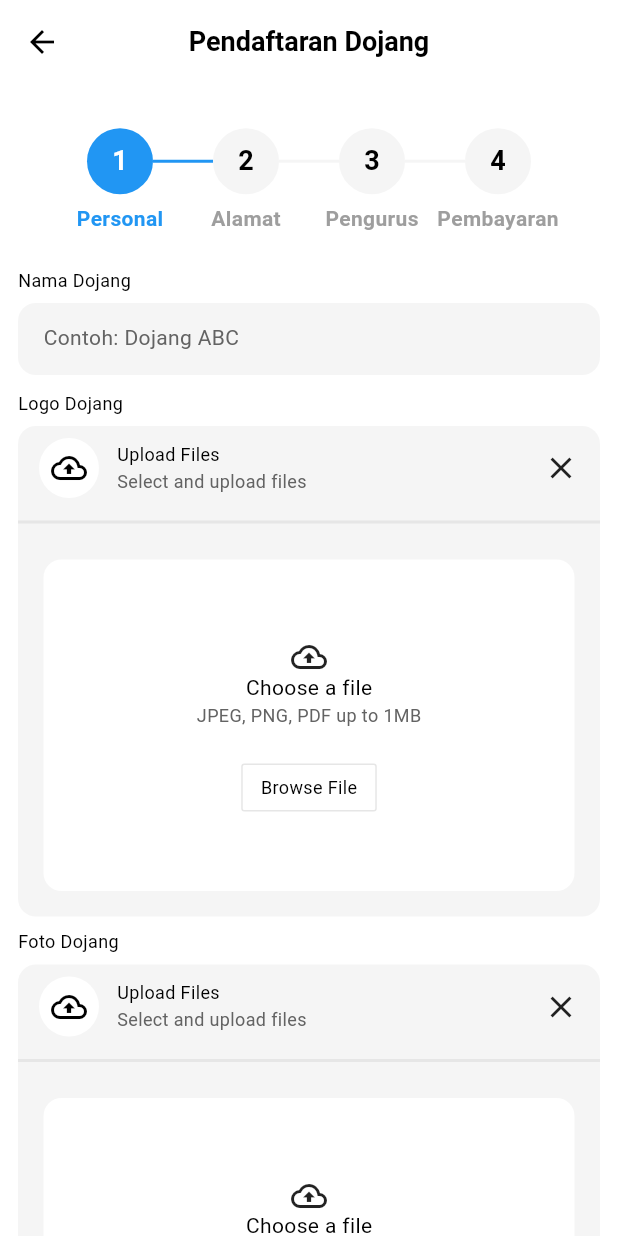
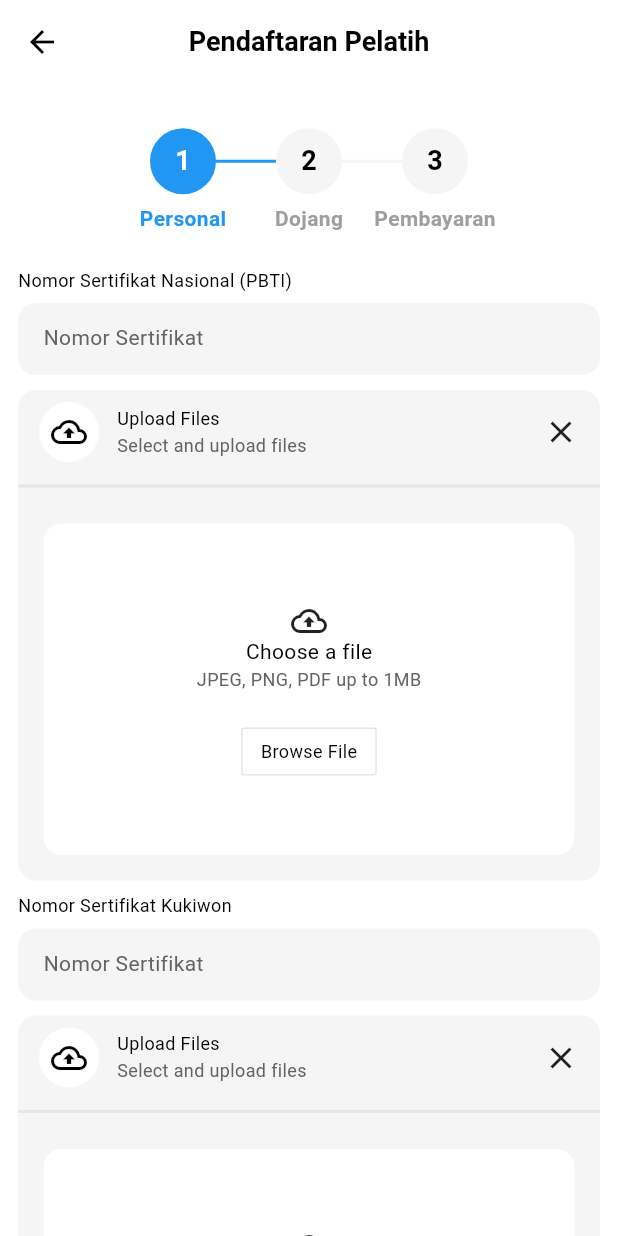
Before and after one commit to gigihiski/taekwondo-indonesia, a Flutter app: the RegistrationMenuPage screen opened directly, after a tap on "Pendaftaran Pelatih", on a phone screen of 412 x 824 dp. Run offline on Flutter 3.47's test engine with Material 3 defaults, Android fonts, the phone set to English and light mode, and no system bars; drawn by our look-alikes of easy_stepper; our stand-ins replace cached_network_image, device_info_plus, firebase_core, firebase_crashlytics, flutter_bloc, flutter_html and 11 more; missing offline and left inert: flutter_inappwebview, form_validation; accounts and stored records are empty; Roboto replaces fonts that are missing (PlusJakartaSans, SourGummy).

Commit message:
💄 trainer registration design

```diff
--- a/lib/features/registration/modules/registration-menu/views/registration_menu_view.dart
+++ b/lib/features/registration/modules/registration-menu/views/registration_menu_view.dart
@@ -3,6 +3,7 @@ import 'package:taekwondo/core/components/app_navigator.dart';
 import 'package:taekwondo/core/components/app_text.dart';
 import 'package:taekwondo/features/registration/modules/athlete-registration/views/athlete_registration_page.dart';
 import 'package:taekwondo/features/registration/modules/dojang-registration/views/dojang_registration_page.dart';
+import 'package:taekwondo/features/registration/modules/trainer-registration/views/trainer_registration_page.dart';
 
 class RegistrationMenuView extends StatefulWidget {
   const RegistrationMenuView({super.key});
@@ -47,8 +48,8 @@ class RegistrationMenuViewState extends State<RegistrationMenuView> {
         menu(Icon(Icons.menu), "Pendaftaran Pelatih", () {
           AppNavigator(
             context: context,
-            page: DojangRegistrationPage(),
-            route: DojangRegistrationPage.routeSettings,
+            page: TrainerRegistrationPage(),
+            route: TrainerRegistrationPage.routeSettings,
           ).push();
         }),
         menu(Icon(Icons.menu), "Pendaftaran Pengurus", () {
--- /dev/null
+++ b/lib/features/registration/modules/trainer-registration/logics/trainer_registration_cubit.dart
@@ -0,0 +1,29 @@
+import 'package:flutter_bloc/flutter_bloc.dart';
+import 'package:taekwondo/core/utils/exceptions/app_exception.dart';
+
+part 'trainer_registration_state.dart';
+
+class TrainerRegistrationCubit extends Cubit<TrainerRegistrationState> {
+  TrainerRegistrationCubit() : super(TrainerRegistrationState.initial());
+
+  Future<void> init() async {
+    try {
+      emit(state.copyWith(status: TrainerRegistrationStatus.loading));
+      emit(state.copyWith(status: TrainerRegistrationStatus.loaded));
+    } on AppException catch (e) {
+      emit(
+        state.copyWith(
+          status: TrainerRegistrationStatus.error,
+          errorMessage: e.message.toString(),
+        ),
+      );
+    } catch (e) {
+      emit(
+        state.copyWith(
+          status: TrainerRegistrationStatus.error,
+          errorMessage: e.toString(),
+        ),
+      );
+    }
+  }
+}
--- /dev/null
+++ b/lib/features/registration/modules/trainer-registration/logics/trainer_registration_state.dart
@@ -0,0 +1,36 @@
+part of 'trainer_registration_cubit.dart';
+
+enum TrainerRegistrationStatus {
+  initial,
+  loading,
+  loaded,
+  error,
+  unAuthenticated,
+}
+
+class TrainerRegistrationState {
+  const TrainerRegistrationState({
+    required this.status,
+    required this.errorMessage,
+  });
+
+  final TrainerRegistrationStatus status;
+  final String errorMessage;
+
+  factory TrainerRegistrationState.initial() {
+    return TrainerRegistrationState(
+      status: TrainerRegistrationStatus.initial,
+      errorMessage: "Unknown - Default",
+    );
+  }
+
+  TrainerRegistrationState copyWith({
+    TrainerRegistrationStatus? status,
+    String? errorMessage,
+  }) {
+    return TrainerRegistrationState(
+      status: status ?? this.status,
+      errorMessage: errorMessage ?? this.errorMessage,
+    );
+  }
+}
--- /dev/null
+++ b/lib/features/registration/modules/trainer-registration/views/components/trainer_address.dart
@@ -0,0 +1,33 @@
+import 'package:flutter/material.dart';
+import 'package:taekwondo/core/components/app_dropdown.dart';
+import 'package:taekwondo/core/components/app_text.dart';
+
+class TrainerAddress extends StatelessWidget {
+  const TrainerAddress({super.key});
+
+  @override
+  Widget build(BuildContext context) {
+    return Column(
+      crossAxisAlignment: CrossAxisAlignment.start,
+      children: [
+        AppTextCaptionSemiBold(text: "Nama Dojang"),
+        SizedBox(height: 8),
+        AppDropDown(
+          title: "Dojang",
+          hint: "Pilih Dojang",
+          options: [],
+          onChanged: (index) {},
+        ),
+        SizedBox(height: 10),
+        AppTextCaptionSemiBold(text: "Nama Master"),
+        SizedBox(height: 8),
+        AppDropDown(
+          title: "Master",
+          hint: "Pilih Master",
+          options: [],
+          onChanged: (index) {},
+        ),
+      ],
+    );
+  }
+}
--- /dev/null
+++ b/lib/features/registration/modules/trainer-registration/views/components/trainer_personal.dart
@@ -0,0 +1,60 @@
+import 'package:flutter/material.dart';
+import 'package:taekwondo/core/components/app_image_picker.dart';
+import 'package:taekwondo/core/components/app_text.dart';
+import 'package:taekwondo/core/components/app_text_field.dart';
+
+class TrainerPersonal extends StatelessWidget {
+  const TrainerPersonal({super.key});
+
+  @override
+  Widget build(BuildContext context) {
+    return Column(
+      crossAxisAlignment: CrossAxisAlignment.start,
+      children: [
+        AppTextCaptionSemiBold(text: "Nomor Sertifikat Nasional (PBTI)"),
+        SizedBox(height: 8),
+        AppTextField(hint: "Nomor Sertifikat"),
+        SizedBox(height: 8),
+        AppImagePicker(onChanged: (file) {}),
+        SizedBox(height: 10),
+        AppTextCaptionSemiBold(text: "Nomor Sertifikat Kukiwon"),
+        SizedBox(height: 8),
+        AppTextField(hint: "Nomor Sertifikat"),
+        SizedBox(height: 8),
+        AppImagePicker(onChanged: (file) {}),
+        SizedBox(height: 10),
+        AppTextCaptionSemiBold(text: "Mulai Melatih"),
+        SizedBox(height: 8),
+        AppTextField(hint: "Bulan / Tahun"),
+        SizedBox(height: 10),
+        AppTextCaptionSemiBold(text: "Sabuk Saat Ini"),
+        SizedBox(height: 8),
+        AppImagePicker(onChanged: (file) {}),
+        SizedBox(height: 10),
+        AppTextCaptionSemiBold(text: "Sertifikasi Pelatih"),
+        SizedBox(height: 8),
+        Row(
+          children: [
+            Expanded(child: AppTextField(hint: "Internasional")),
+            SizedBox(width: 10),
+            Expanded(child: AppTextField(hint: "2025")),
+          ],
+        ),
+        SizedBox(height: 8),
+        AppImagePicker(onChanged: (file) {}),
+        SizedBox(height: 10),
+        AppTextCaptionSemiBold(text: "Prestasi Pelatih"),
+        SizedBox(height: 8),
+        Row(
+          children: [
+            Expanded(child: AppTextField(hint: "Internasional")),
+            SizedBox(width: 10),
+            Expanded(child: AppTextField(hint: "2025")),
+          ],
+        ),
+        SizedBox(height: 8),
+        AppImagePicker(onChanged: (file) {}),
+      ],
+    );
+  }
+}
--- /dev/null
+++ b/lib/features/registration/modules/trainer-registration/views/trainer_registration_page.dart
@@ -0,0 +1,85 @@
+import 'package:flutter/material.dart';
+import 'package:flutter_bloc/flutter_bloc.dart';
+import 'package:taekwondo/core/components/app_bar.dart';
+import 'package:taekwondo/features/registration/modules/trainer-registration/logics/trainer_registration_cubit.dart';
+import 'package:taekwondo/features/registration/modules/trainer-registration/views/trainer_registration_view.dart';
+
+class TrainerRegistrationPage extends StatefulWidget {
+  const TrainerRegistrationPage({super.key});
+
+  static Route route() {
+    return MaterialPageRoute(builder: (_) => TrainerRegistrationPage());
+  }
+
+  static RouteSettings routeSettings = const RouteSettings(
+    name: "trainer-registration",
+  );
+
+  @override
+  State<TrainerRegistrationPage> createState() =>
+      TrainerRegistrationPageState();
+}
+
+class TrainerRegistrationPageState extends State<TrainerRegistrationPage> {
+  @override
+  void initState() {
+    super.initState();
+  }
+
+  BlocProvider trainerBlocProvider() {
+    return BlocProvider<TrainerRegistrationCubit>(
+      create: (context) => TrainerRegistrationCubit()..init(),
+    );
+  }
+
+  BlocListener trainerBlocDetailener() {
+    return BlocListener<TrainerRegistrationCubit, TrainerRegistrationState>(
+      listener: (context, state) {
+        switch (state.status) {
+          case TrainerRegistrationStatus.initial:
+          case TrainerRegistrationStatus.loading:
+          case TrainerRegistrationStatus.error:
+          case TrainerRegistrationStatus.loaded:
+          case TrainerRegistrationStatus.unAuthenticated:
+        }
+      },
+    );
+  }
+
+  Widget Function(BuildContext, TrainerRegistrationState) trainerBlocBuilder() {
+    return (context, state) {
+      switch (state.status) {
+        case TrainerRegistrationStatus.initial:
+        case TrainerRegistrationStatus.loading:
+        case TrainerRegistrationStatus.error:
+          return Container();
+        case TrainerRegistrationStatus.loaded:
+          return TrainerRegistrationView();
+        case TrainerRegistrationStatus.unAuthenticated:
+          throw UnimplementedError();
+      }
+    };
+  }
+
+  @override
+  Widget build(BuildContext context) {
+    final appBar = AppBarHeader(
+      title: "Pendaftaran Pelatih",
+      color: Colors.white,
+    );
+
+    return MultiBlocProvider(
+      providers: [trainerBlocProvider()],
+      child: MultiBlocListener(
+        listeners: [trainerBlocDetailener()],
+        child: Scaffold(
+          backgroundColor: Colors.white,
+          appBar: appBar,
+          body: BlocBuilder<TrainerRegistrationCubit, TrainerRegistrationState>(
+            builder: trainerBlocBuilder(),
+          ),
+        ),
+      ),
+    );
+  }
+}
--- /dev/null
+++ b/lib/features/registration/modules/trainer-registration/views/trainer_registration_view.dart
@@ -0,0 +1,149 @@
+import 'package:easy_stepper/easy_stepper.dart';
+import 'package:flutter/material.dart';
+import 'package:taekwondo/core/components/app_text.dart';
+import 'package:taekwondo/core/themes/app_colors.dart';
+import 'package:taekwondo/features/registration/modules/trainer-registration/views/components/trainer_address.dart';
+import 'package:taekwondo/features/registration/modules/trainer-registration/views/components/trainer_personal.dart';
+import 'package:taekwondo/features/registration/modules/payment/views/payment_view.dart';
+
+class TrainerRegistrationView extends StatefulWidget {
+  const TrainerRegistrationView({super.key});
+
+  @override
+  TrainerRegistrationViewState createState() => TrainerRegistrationViewState();
+}
+
+class TrainerRegistrationViewState extends State<TrainerRegistrationView> {
+  int activeStep = 0;
+  final List<String> stepTitles = ['Personal', 'Dojang', 'Pembayaran'];
+
+  @override
+  Widget build(BuildContext context) {
+    return SingleChildScrollView(
+      child: Column(
+        children: [
+          SizedBox(
+            height: 120,
+            child: EasyStepper(
+              activeStep: activeStep,
+              internalPadding: 0,
+              showLoadingAnimation: false,
+              stepRadius: 22,
+              padding: EdgeInsets.zero,
+              showStepBorder: false,
+              lineStyle: LineStyle(
+                lineType: LineType.normal,
+                lineThickness: 2,
+                finishedLineColor: Colors.blue,
+                activeLineColor: Colors.blue,
+                unreachedLineColor: AppColors.background,
+              ),
+              steps: List.generate(
+                stepTitles.length,
+                (index) => EasyStep(
+                  topTitle: true,
+                  customTitle: Center(
+                    child: AppTextParagraphSemiBold(
+                      text: stepTitles[index],
+                      color: index <= activeStep ? Colors.blue : Colors.grey,
+                    ),
+                  ),
+                  customStep: CircleAvatar(
+                    radius: 35,
+                    backgroundColor: index <= activeStep
+                        ? Colors.blue
+                        : AppColors.background,
+                    child: AppTextH4SemiBold(
+                      text: (index + 1).toString(),
+                      color: index <= activeStep ? Colors.white : Colors.black,
+                    ),
+                  ),
+                  customLineWidget: Container(
+                    height: 3,
+                    color: index <= activeStep
+                        ? AppColors.primary
+                        : AppColors.background,
+                  ),
+                ),
+              ),
+              onStepReached: (index) {
+                setState(() {
+                  activeStep = index;
+                });
+              },
+            ),
+          ),
+
+          // Content Area
+          Container(
+            padding: EdgeInsets.symmetric(horizontal: 12),
+            child: buildStepContent(),
+          ),
+
+          // Navigation Buttons
+          Container(
+            padding: EdgeInsets.all(12),
+            child: Row(
+              mainAxisAlignment: MainAxisAlignment.spaceBetween,
+              children: [
+                ElevatedButton(
+                  onPressed: activeStep > 0 ? previousStep : null,
+                  style: ElevatedButton.styleFrom(
+                    backgroundColor: AppColors.background,
+                    foregroundColor: Colors.white,
+                  ),
+                  child: AppTextCaptionSemiBold(
+                    text: 'Sebelumnya',
+                    color: Colors.white,
+                  ),
+                ),
+                ElevatedButton(
+                  onPressed: activeStep < stepTitles.length - 1
+                      ? nextStep
+                      : null,
+                  style: ElevatedButton.styleFrom(
+                    backgroundColor: Colors.black,
+                    foregroundColor: Colors.white,
+                  ),
+                  child: AppTextCaptionSemiBold(
+                    text: 'Selanjutnya',
+                    color: Colors.white,
+                  ),
+                ),
+              ],
+            ),
+          ),
+        ],
+      ),
+    );
+  }
+
+  Widget buildStepContent() {
+    switch (activeStep) {
+      case 0:
+        return TrainerPersonal();
+      case 1:
+        return TrainerAddress();
+      case 2:
+        return PaymentView();
+      default:
+        return TrainerPersonal();
+    }
+  }
+
+  void nextStep() {
+    setState(() {
+      if (activeStep < stepTitles.length - 1) {
+        activeStep++;
+      }
+    });
+  }
+
+  void previousStep() {
+    setState(() {
+      if (activeStep > 0) {
+        activeStep--;
+      }
+    });
+  }
+}
```
Also changed, not shown: 1 other file.
